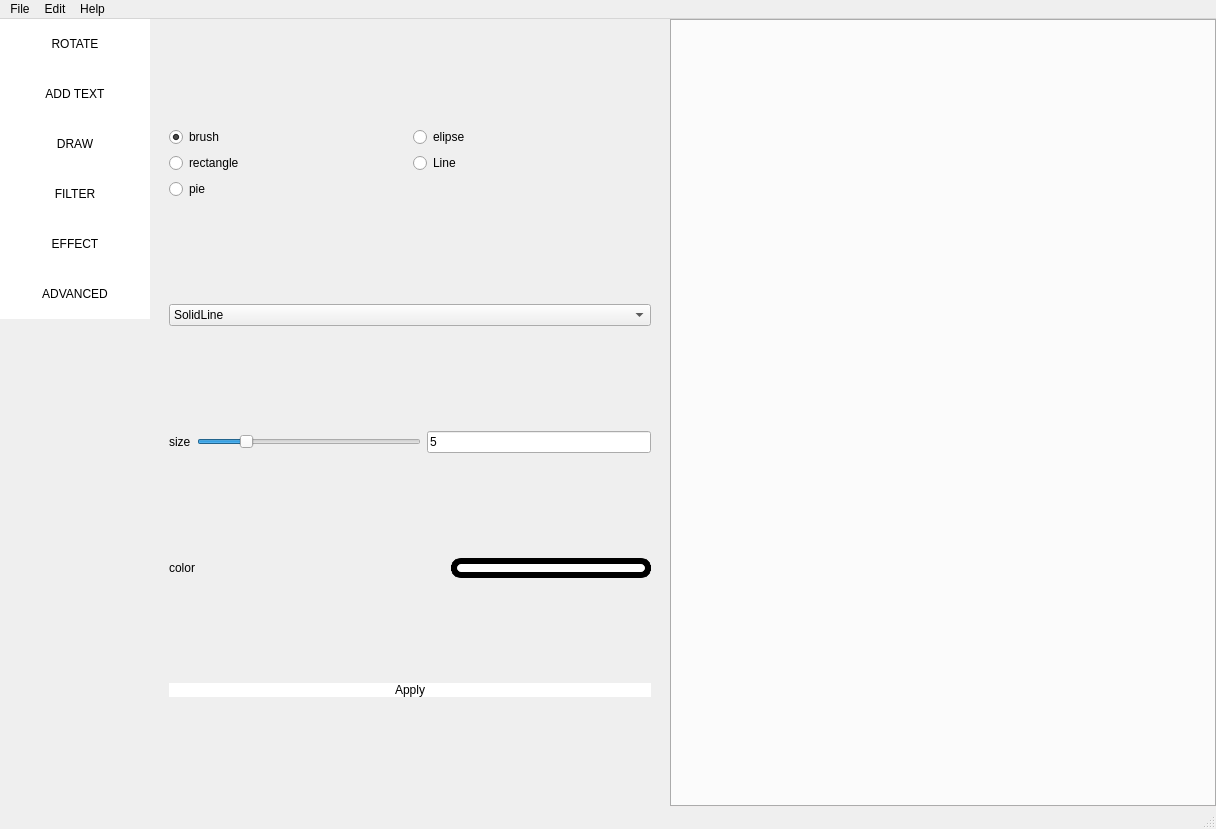
IamHealer/liangchen, file testUI.ui: the form before one commit.
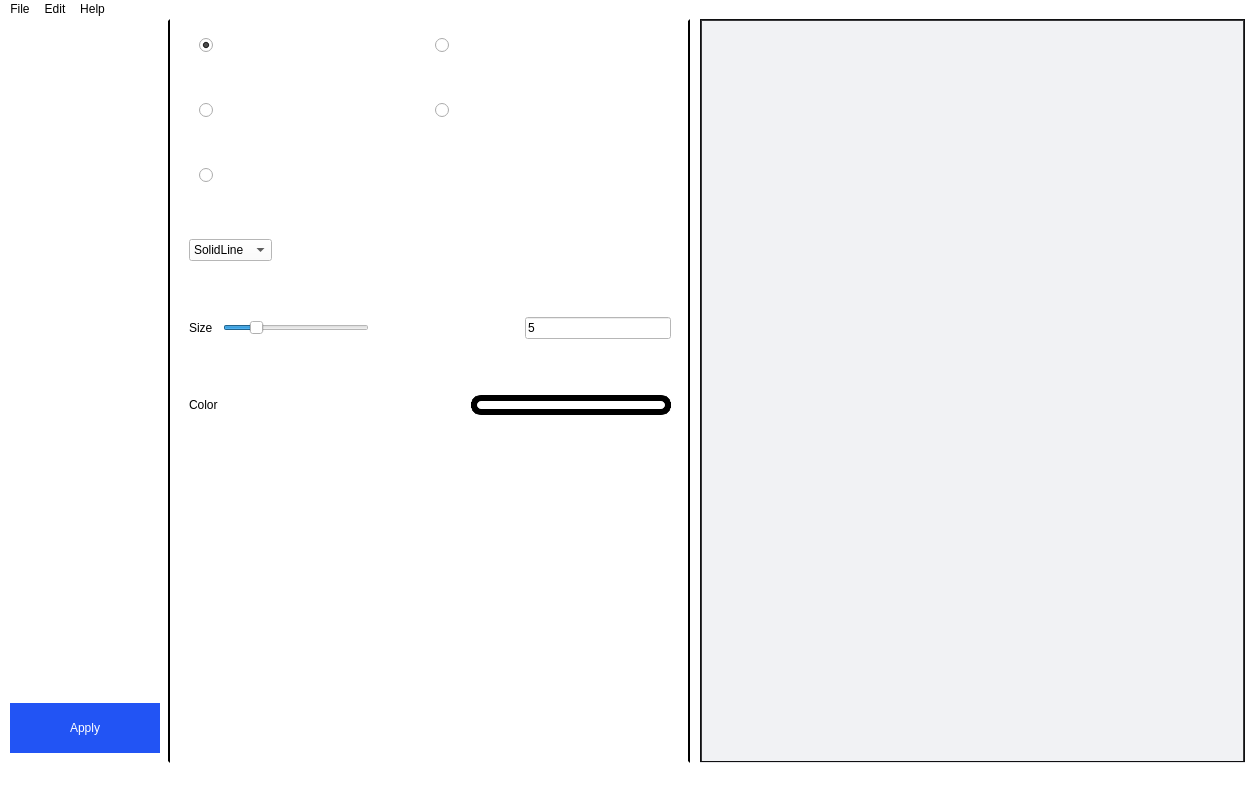
The form after the commit. The open tabs and pages were chosen to show the change. Icons and pictures are not drawn.

Diff of the .ui file:
```diff
--- a/testUI.ui
+++ b/testUI.ui
@@ -6,14 +6,23 @@
    <rect>
     <x>0</x>
     <y>0</y>
-    <width>1216</width>
-    <height>829</height>
+    <width>1245</width>
+    <height>785</height>
    </rect>
   </property>
   <property name="windowTitle">
    <string>MainWindow</string>
   </property>
+  <property name="styleSheet">
+   <string notr="true">QWidget{
+	
+	background-color:rgb(255, 255, 255);
+}</string>
+  </property>
   <widget class="QWidget" name="centralwidget">
+   <property name="styleSheet">
+    <string notr="true"/>
+   </property>
    <layout class="QVBoxLayout" name="verticalLayout_3">
     <property name="spacing">
      <number>0</number>
@@ -65,9 +74,9 @@
            </sizepolicy>
           </property>
           <property name="styleSheet">
-           <string notr="true">#function_frame{
-
-	background-color:rgb(255, 252, 252);
+           <string notr="true">QWidget{
+	border: 2px solid ;
+	border-color : None rgb(0, 0, 0) None None;
 }
 QPushButton{
 	border:none;
@@ -80,21 +89,21 @@
 
 </string>
           </property>
-          <layout class="QVBoxLayout" name="verticalLayout_4" stretch="0,0,0,0,1,0,7">
+          <layout class="QVBoxLayout" name="verticalLayout_4" stretch="0,0,0,1,0,7,0">
            <property name="spacing">
-            <number>0</number>
+            <number>10</number>
            </property>
            <property name="leftMargin">
-            <number>0</number>
+            <number>10</number>
            </property>
            <property name="topMargin">
-            <number>0</number>
+            <number>10</number>
            </property>
            <property name="rightMargin">
-            <number>0</number>
+            <number>10</number>
            </property>
            <property name="bottomMargin">
-            <number>0</number>
+            <number>10</number>
            </property>
            <item>
             <widget class="QPushButton" name="cropButton">
@@ -114,26 +123,23 @@
               </size>
              </property>
              <property name="text">
-              <string>ROTATE</string>
+              <string/>
              </property>
-            </widget>
-           </item>
-           <item>
-            <widget class="QPushButton" name="textButton">
-             <property name="minimumSize">
-              <size>
-               <width>150</width>
-               <height>50</height>
-              </size>
+             <property name="icon">
+              <iconset resource="resImg.qrc">
+               <normaloff>:/icon/icon/refresh.png</normaloff>:/icon/icon/refresh.png</iconset>
              </property>
-             <property name="maximumSize">
-              <size>
-               <width>150</width>
-               <height>50</height>
-              </size>
+             <property name="checkable">
+              <bool>false</bool>
              </property>
-             <property name="text">
-              <string>ADD TEXT</string>
+             <property name="checked">
+              <bool>false</bool>
+             </property>
+             <property name="autoDefault">
+              <bool>false</bool>
+             </property>
+             <property name="default">
+              <bool>false</bool>
              </property>
             </widget>
            </item>
@@ -151,9 +157,16 @@
                <height>50</height>
               </size>
              </property>
-             <property name="text">
+             <property name="toolTip">
               <string>DRAW</string>
              </property>
+             <property name="text">
+              <string/>
+             </property>
+             <property name="icon">
+              <iconset resource="resImg.qrc">
+               <normaloff>:/icon/icon/pencil.png</normaloff>:/icon/icon/pencil.png</iconset>
+             </property>
             </widget>
            </item>
            <item>
@@ -171,7 +184,11 @@
               </size>
              </property>
              <property name="text">
-              <string>FILTER</string>
+              <string/>
+             </property>
+             <property name="icon">
+              <iconset resource="resImg.qrc">
+               <normaloff>:/icon/icon/filter.png</normaloff>:/icon/icon/filter.png</iconset>
              </property>
             </widget>
            </item>
@@ -190,7 +207,11 @@
               </size>
              </property>
              <property name="text">
-              <string>EFFECT</string>
+              <string/>
+             </property>
+             <property name="icon">
+              <iconset resource="resImg.qrc">
+               <normaloff>:/icon/icon/effect.png</normaloff>:/icon/icon/effect.png</iconset>
              </property>
             </widget>
            </item>
@@ -209,7 +230,11 @@
               </size>
              </property>
              <property name="text">
-              <string>ADVANCED</string>
+              <string/>
+             </property>
+             <property name="icon">
+              <iconset resource="resImg.qrc">
+               <normaloff>:/icon/icon/file-ai.png</normaloff>:/icon/icon/file-ai.png</iconset>
              </property>
             </widget>
            </item>
@@ -226,6 +251,34 @@
              </property>
             </spacer>
            </item>
+           <item>
+            <widget class="QPushButton" name="drawApplyPushButton">
+             <property name="minimumSize">
+              <size>
+               <width>150</width>
+               <height>50</height>
+              </size>
+             </property>
+             <property name="maximumSize">
+              <size>
+               <width>150</width>
+               <height>50</height>
+              </size>
+             </property>
+             <property name="styleSheet">
+              <string notr="true">QPushButton{
+	background-color : rgb(34, 84, 244);
+	color : rgb(255, 255, 255);
+}</string>
+             </property>
+             <property name="text">
+              <string>Apply</string>
+             </property>
+             <property name="shortcut">
+              <string>Ctrl+S</string>
+             </property>
+            </widget>
+           </item>
           </layout>
          </widget>
         </item>
@@ -238,9 +291,9 @@
            </sizepolicy>
           </property>
           <property name="styleSheet">
-           <string notr="true">#action_frame{
-
-	background-color:rgb(139, 189, 255);
+           <string notr="true">QWidget#actionWidget{
+	border: 2px solid ;
+	border-color : None rgb(0, 0, 0) None None;
 }</string>
           </property>
           <layout class="QVBoxLayout" name="verticalLayout_5">
@@ -254,7 +307,7 @@
             <number>0</number>
            </property>
            <property name="rightMargin">
-            <number>0</number>
+            <number>10</number>
            </property>
            <property name="bottomMargin">
             <number>0</number>
@@ -263,14 +316,26 @@
             <widget class="QStackedWidget" name="stackedWidget">
              <property name="styleSheet">
               <string notr="true">QPushButton{
+
 	border:none;
 	background-color:rgb(255, 255, 255);
+	color: black; 
+	font: 10pt  'Arial';
 }
 QPushButton:focus{
 
 	background-color:rgb(219, 255, 231);
 }
-</string>
+QLabel{
+
+	color: black; 
+	font: 10pt  'Arial'; 
+}
+QLineEdit{
+
+	color: black; 
+	font: 10pt  'Arial'; 
+}</string>
              </property>
              <property name="currentIndex">
               <number>4</number>
@@ -447,71 +512,193 @@
               <layout class="QVBoxLayout" name="verticalLayout_8">
                <item>
                 <layout class="QGridLayout" name="gridLayout">
-                 <item row="3" column="1">
+                 <property name="leftMargin">
+                  <number>10</number>
+                 </property>
+                 <property name="topMargin">
+                  <number>10</number>
+                 </property>
+                 <property name="rightMargin">
+                  <number>10</number>
+                 </property>
+                 <property name="bottomMargin">
+                  <number>50</number>
+                 </property>
+                 <property name="horizontalSpacing">
+                  <number>10</number>
+                 </property>
+                 <property name="verticalSpacing">
+                  <number>50</number>
+                 </property>
+                 <item row="2" column="1">
                   <widget class="QRadioButton" name="lineRadioButton">
+                   <property name="icon">
+                    <iconset resource="resImg.qrc">
+                     <normaloff>:/icon/icon/line.png</normaloff>:/icon/icon/line.png</iconset>
+                   </property>
+                   <property name="iconSize">
+                    <size>
+                     <width>40</width>
+                     <height>40</height>
+                    </size>
+                   </property>
+                  </widget>
+                 </item>
+                 <item row="2" column="0">
+                  <widget class="QRadioButton" name="rectRadioButton">
                    <property name="text">
-                    <string>Line</string>
+                    <string/>
+                   </property>
+                   <property name="icon">
+                    <iconset resource="resImg.qrc">
+                     <normaloff>:/icon/icon/rectangle-horizontal.png</normaloff>:/icon/icon/rectangle-horizontal.png</iconset>
+                   </property>
+                   <property name="iconSize">
+                    <size>
+                     <width>30</width>
+                     <height>30</height>
+                    </size>
+                   </property>
+                   <property name="checked">
+                    <bool>false</bool>
                    </property>
                   </widget>
                  </item>
                  <item row="1" column="0">
                   <widget class="QRadioButton" name="brushRadioButton">
+                   <property name="enabled">
+                    <bool>true</bool>
+                   </property>
+                   <property name="mouseTracking">
+                    <bool>true</bool>
+                   </property>
                    <property name="text">
-                    <string>brush</string>
+                    <string/>
+                   </property>
+                   <property name="icon">
+                    <iconset resource="resImg.qrc">
+                     <normaloff>:/icon/icon/paint-brush.png</normaloff>:/icon/icon/paint-brush.png</iconset>
+                   </property>
+                   <property name="iconSize">
+                    <size>
+                     <width>30</width>
+                     <height>30</height>
+                    </size>
+                   </property>
+                   <property name="checkable">
+                    <bool>true</bool>
                    </property>
                    <property name="checked">
                     <bool>true</bool>
                    </property>
                   </widget>
                  </item>
-                 <item row="3" column="0">
-                  <widget class="QRadioButton" name="rectRadioButton">
-                   <property name="text">
-                    <string>rectangle</string>
-                   </property>
-                  </widget>
-                 </item>
-                 <item row="4" column="0">
-                  <widget class="QRadioButton" name="pieRadioButton">
-                   <property name="text">
-                    <string>pie</string>
-                   </property>
-                  </widget>
-                 </item>
                  <item row="1" column="1">
                   <widget class="QRadioButton" name="eplipseRadioButton">
                    <property name="text">
-                    <string>elipse</string>
+                    <string/>
+                   </property>
+                   <property name="icon">
+                    <iconset resource="resImg.qrc">
+                     <normaloff>:/icon/icon/rec.png</normaloff>:/icon/icon/rec.png</iconset>
+                   </property>
+                   <property name="iconSize">
+                    <size>
+                     <width>30</width>
+                     <height>30</height>
+                    </size>
+                   </property>
+                  </widget>
+                 </item>
+                 <item row="3" column="0">
+                  <widget class="QRadioButton" name="pieRadioButton">
+                   <property name="text">
+                    <string/>
+                   </property>
+                   <property name="icon">
+                    <iconset resource="resImg.qrc">
+                     <normaloff>:/icon/icon/chart-pie-alt.png</normaloff>:/icon/icon/chart-pie-alt.png</iconset>
+                   </property>
+                   <property name="iconSize">
+                    <size>
+                     <width>30</width>
+                     <height>30</height>
+                    </size>
                    </property>
                   </widget>
                  </item>
                 </layout>
                </item>
                <item>
-                <widget class="QComboBox" name="penStyleComboBox">
+                <layout class="QHBoxLayout" name="horizontalLayout_21">
+                 <property name="spacing">
+                  <number>0</number>
+                 </property>
+                 <property name="leftMargin">
+                  <number>0</number>
+                 </property>
+                 <property name="topMargin">
+                  <number>0</number>
+                 </property>
+                 <property name="rightMargin">
+                  <number>0</number>
+                 </property>
+                 <property name="bottomMargin">
+                  <number>50</number>
+                 </property>
                  <item>
-                  <property name="text">
-                   <string>SolidLine</string>
-                  </property>
+                  <widget class="QComboBox" name="penStyleComboBox">
+                   <property name="styleSheet">
+                    <string notr="true">QComboBox{
+
+	color: black; 
+	font: 10pt  'Arial'; 
+}</string>
+                   </property>
+                   <item>
+                    <property name="text">
+                     <string>SolidLine</string>
+                    </property>
+                   </item>
+                   <item>
+                    <property name="text">
+                     <string>DashLine</string>
+                    </property>
+                   </item>
+                   <item>
+                    <property name="text">
+                     <string>DotLine</string>
+                    </property>
+                   </item>
+                  </widget>
                  </item>
                  <item>
-                  <property name="text">
-                   <string>DashLine</string>
-                  </property>
+                  <spacer name="horizontalSpacer_8">
+                   <property name="orientation">
+                    <enum>Qt::Horizontal</enum>
+                   </property>
+                   <property name="sizeHint" stdset="0">
+                    <size>
+                     <width>40</width>
+                     <height>20</height>
+                    </size>
+                   </property>
+                  </spacer>
                  </item>
-                 <item>
-                  <property name="text">
-                   <string>DotLine</string>
-                  </property>
-                 </item>
-                </widget>
+                </layout>
                </item>
                <item>
                 <layout class="QHBoxLayout" name="horizontalLayout_8">
+                 <property name="spacing">
+                  <number>10</number>
+                 </property>
+                 <property name="bottomMargin">
+                  <number>50</number>
+                 </property>
                  <item>
                   <widget class="QLabel" name="label_3">
                    <property name="text">
-                    <string>size</string>
+                    <string>Size</string>
                    </property>
                   </widget>
                  </item>
@@ -528,8 +715,28 @@
                    </property>
                   </widget>
                  </item>
+                 <item>
+                  <spacer name="horizontalSpacer_9">
+                   <property name="orientation">
+                    <enum>Qt::Horizontal</enum>
+                   </property>
+                   <property name="sizeHint" stdset="0">
+                    <size>
+                     <width>40</width>
+                     <height>20</height>
+                    </size>
+                   </property>
+                  </spacer>
+                 </item>
                  <item>
                   <widget class="QLineEdit" name="penSizeLineEdit">
+                   <property name="styleSheet">
+                    <string notr="true">QLineEdit{
+
+	color: black; 
+	font: 10pt  'Arial'; 
+}</string>
+                   </property>
                    <property name="text">
                     <string>5</string>
                    </property>
@@ -539,13 +746,29 @@
                </item>
                <item>
                 <layout class="QHBoxLayout" name="horizontalLayout_6">
+                 <property name="spacing">
+                  <number>10</number>
+                 </property>
                  <item>
                   <widget class="QLabel" name="colorLabel">
                    <property name="text">
-                    <string>color</string>
+                    <string>Color</string>
                    </property>
                   </widget>
                  </item>
+                 <item>
+                  <spacer name="horizontalSpacer_12">
+                   <property name="orientation">
+                    <enum>Qt::Horizontal</enum>
+                   </property>
+                   <property name="sizeHint" stdset="0">
+                    <size>
+                     <width>40</width>
+                     <height>20</height>
+                    </size>
+                   </property>
+                  </spacer>
+                 </item>
                  <item>
                   <widget class="QPushButton" name="colorPickPushButton">
                    <property name="minimumSize">
@@ -579,22 +802,17 @@
                 </layout>
                </item>
                <item>
-                <widget class="QPushButton" name="drawApplyPushButton">
-                 <property name="styleSheet">
-                  <string notr="true">QPushButton{
-	border:none;
-	background-color:rgb(255, 255, 255);
-}
-QPushButton:focus{
-
-	background-color:rgb(219, 255, 231);
-}
-</string>
+                <spacer name="verticalSpacer_5">
+                 <property name="orientation">
+                  <enum>Qt::Vertical</enum>
                  </property>
-                 <property name="text">
-                  <string>Apply</string>
+                 <property name="sizeHint" stdset="0">
+                  <size>
+                   <width>20</width>
+                   <height>237</height>
+                  </size>
                  </property>
-                </widget>
+                </spacer>
                </item>
               </layout>
              </widget>
@@ -1638,9 +1856,9 @@
            </sizepolicy>
           </property>
           <property name="styleSheet">
-           <string notr="true">#edit_frame{
+           <string notr="true">QWidget{
 
-	background-color:rgb(255, 252, 252);
+	background-color:rgb(241, 242, 244);
 }</string>
           </property>
           <layout class="QHBoxLayout" name="horizontalLayout_5">
@@ -1667,6 +1885,15 @@
                <verstretch>0</verstretch>
               </sizepolicy>
              </property>
+             <property name="toolTip">
+              <string/>
+             </property>
+             <property name="styleSheet">
+              <string notr="true">#canvasTabWidget{
+	background-color: #171719;
+
+}</string>
+             </property>
              <property name="currentIndex">
               <number>-1</number>
              </property>
@@ -1695,7 +1922,7 @@
     <rect>
      <x>0</x>
      <y>0</y>
-     <width>1216</width>
+     <width>1245</width>
      <height>26</height>
     </rect>
    </property>
```
Left out of the diff: 1204 changed lines with no effect on the pictures.
